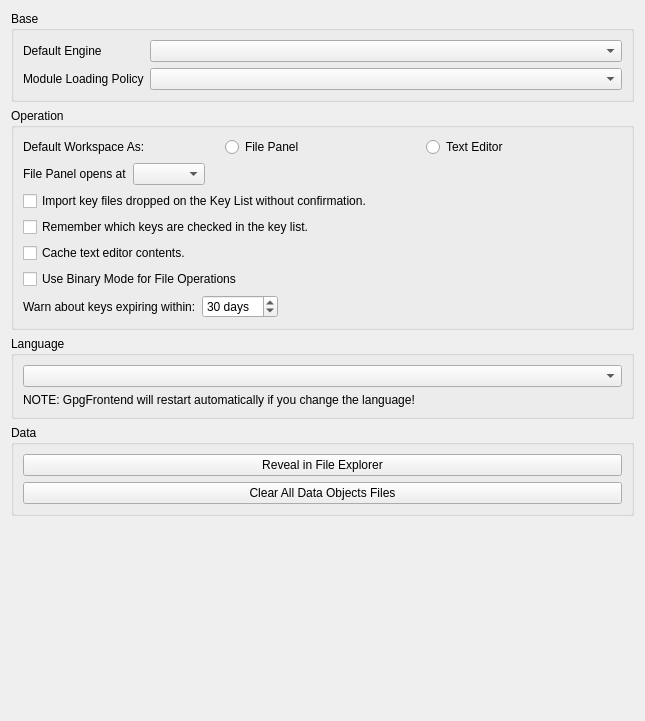
Before: the Qt Designer form ui/GeneralSettings.ui in saturneric/GpgFrontend, drawn with Qt 5.
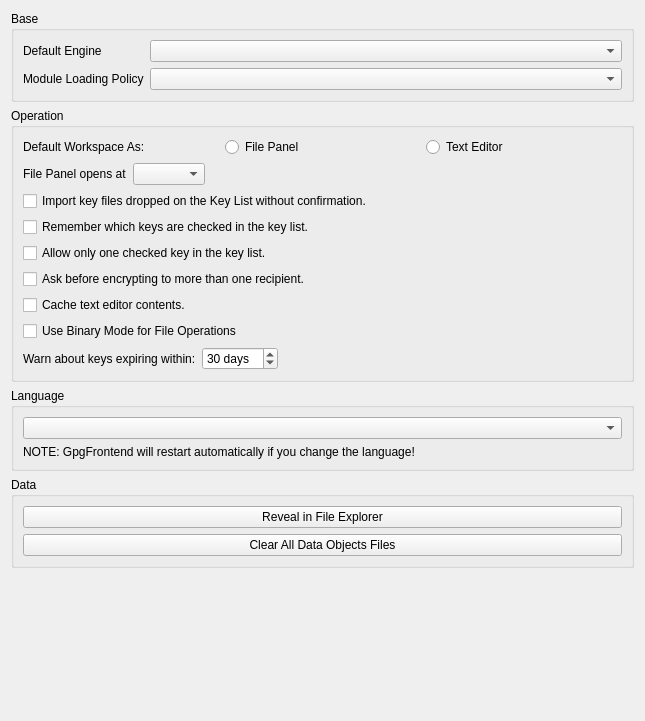
After: the same form once the commit is applied.

Commit message:
feat(settings): add recipient safety options
- add single-recipient mode toggle to prevent stale key selections
- add confirmation toggle for encrypting to multiple recipients
- provide guidance through the single-recipient mode tooltip

```diff
--- a/ui/GeneralSettings.ui
+++ b/ui/GeneralSettings.ui
@@ -143,6 +143,23 @@
             </property>
            </widget>
           </item>
+          <item>
+           <widget class="QCheckBox" name="singleRecipientModeCheckBox">
+            <property name="text">
+             <string>Allow only one checked key in the key list.</string>
+            </property>
+            <property name="toolTip">
+             <string>Checking a key unchecks the others, so a recipient from an earlier message is not added to the next one by mistake.</string>
+            </property>
+           </widget>
+          </item>
+          <item>
+           <widget class="QCheckBox" name="confirmMultipleRecipientsCheckBox">
+            <property name="text">
+             <string>Ask before encrypting to more than one recipient.</string>
+            </property>
+           </widget>
+          </item>
           <item>
            <widget class="QCheckBox" name="restoreTextEditorPageCheckBox">
             <property name="text">
```
